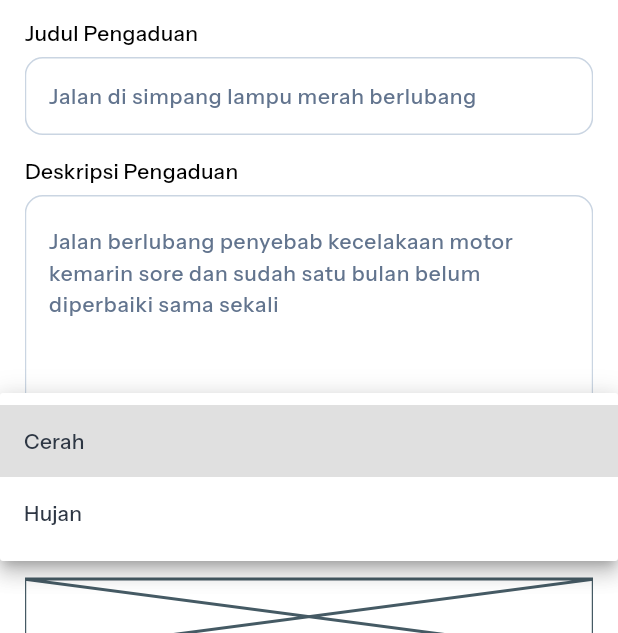
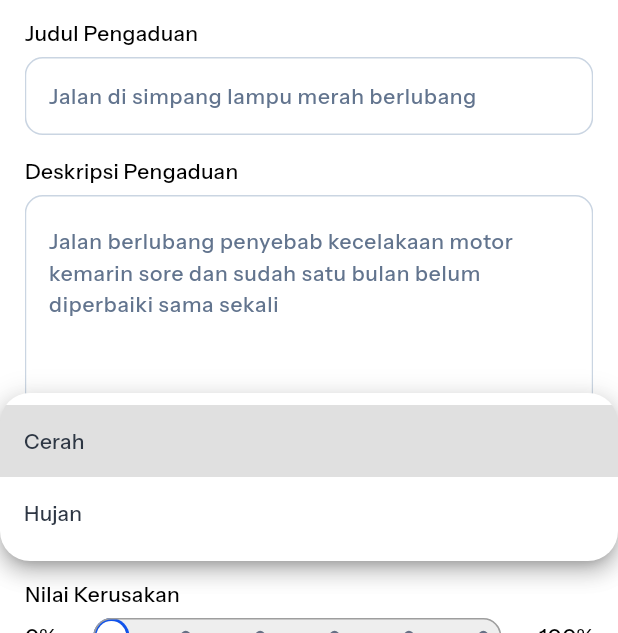
Before and after one commit to Hanhan-23/Balap-inV2Mobile, a Flutter app: the BuatLaporanPages screen opened directly, after a tap on "Pilih cuaca", on a phone screen of 412 x 824 dp, the part 603-1236 px from its top. Run offline on Flutter 3.47's test engine with Material 3 defaults, Android fonts, the phone set to English and light mode, and no system bars; our stand-ins replace awesome_bottom_bar, draggable_home, flutter_svg; project files that could hold a hidden picture were left out.

Commit message:
Update nilai kerusakan dan cuaca

```diff
--- a/frontend/lib/widgets/buatlaporan/cuacapengaduan.dart
+++ b/frontend/lib/widgets/buatlaporan/cuacapengaduan.dart
@@ -30,6 +30,7 @@ class _CuacaPengaduanState extends State<CuacaPengaduan> {
         SizedBox(
           height: 52,
           child: DropdownButtonFormField<String>(
+              borderRadius: BorderRadius.circular(20),
               icon: Icon(Icons.keyboard_arrow_down),
               dropdownColor: Colors.white,
               hint: const Text(
--- a/frontend/lib/widgets/buatlaporan/nilaikerusakan.dart
+++ b/frontend/lib/widgets/buatlaporan/nilaikerusakan.dart
@@ -8,8 +8,171 @@ class NilaiKerusakan extends StatefulWidget {
 }
 
 class _NilaiKerusakanState extends State<NilaiKerusakan> {
+  double _currentSliderValue = 0.0;
+
   @override
   Widget build(BuildContext context) {
-    return const Placeholder();
+     return Column(
+      mainAxisAlignment: MainAxisAlignment.spaceBetween,
+      crossAxisAlignment: CrossAxisAlignment.start,
+      children: [
+        const Text('Nilai Kerusakan',
+        style: TextStyle(
+            color: Colors.black,
+            fontFamily: 'Instrument-Sans',
+            fontWeight: FontWeight.w400,
+            fontSize: 14
+          ),
+        ),
+
+        SizedBox(
+          width: double.infinity,
+          height: 24,
+          child: Row(
+            spacing: 5,
+            mainAxisAlignment: MainAxisAlignment.spaceBetween,
+            children: [
+              const Text('0%',
+              style: TextStyle(
+                  color: Colors.black,
+                  fontFamily: 'Instrument-Sans',
+                  fontWeight: FontWeight.w400,
+                  fontSize: 14
+                ),
+              ),
+
+              Expanded(
+                child:  SliderTheme(
+                data: SliderTheme.of(context).copyWith(
+                  trackShape: CustomTrackShape(),
+                  valueIndicatorTextStyle: TextStyle(
+                    fontFamily: 'Instrument-Sans',
+                  ),
+                  padding: EdgeInsets.symmetric(horizontal: 10),
+                  valueIndicatorColor: Color.fromRGBO(17, 84, 237, 1),
+                  trackHeight: 24,
+                  thumbShape: RoundSliderThumbShape(enabledThumbRadius: 10),
+                  overlayShape: RoundSliderOverlayShape(overlayRadius: 24),
+                  activeTrackColor: Color.fromRGBO(17, 84, 237, 1),
+                  inactiveTrackColor: Colors.grey[200],
+                  thumbColor: Colors.white,
+                  overlayColor: Color.fromRGBO(17, 84, 237, 1),
+                  tickMarkShape: RoundSliderTickMarkShape(tickMarkRadius: 3.5),
+                  activeTickMarkColor: Color.fromRGBO(17, 84, 237, 1),
+                  inactiveTickMarkColor: Color.fromRGBO(102, 112, 133, 1),
+                ),
+                child: Slider(
+                  value: _currentSliderValue,
+                  min: 0.0,
+                  max: 1.0,
+                  divisions: 5,
+                  label: "${(_currentSliderValue * 100).toInt()}%",
+                  onChanged: (double value) {
+                    setState(() {
+                      _currentSliderValue = value;
+                    });
+                  },
+                ),
+              ),
+              ),
+
+              const Text('100%',
+              style: TextStyle(
+                  color: Colors.black,
+                  fontFamily: 'Instrument-Sans',
+                  fontWeight: FontWeight.w400,
+                  fontSize: 14
+                ),
+              ),
+            ],
+          ),
+        )
+      ],
+    );
   }
 }
+
+class CustomTrackShape extends RoundedRectSliderTrackShape {
+  @override
+  Rect getPreferredRect({
+    required RenderBox parentBox,
+    Offset offset = Offset.zero,
+    required SliderThemeData sliderTheme,
+    bool isEnabled = false,
+    bool isDiscrete = false,
+  }) {
+    final double trackHeight = sliderTheme.trackHeight ?? 0;
+    final double trackLeft = offset.dx + 10;
+    final double trackTop = offset.dy + (parentBox.size.height - trackHeight) / 2;
+    final double trackWidth = parentBox.size.width - 20;
+
+    return Rect.fromLTWH(trackLeft, trackTop, trackWidth, trackHeight);
+  }
+
+  @override
+  void paint(
+    PaintingContext context,
+    Offset offset, {
+    required RenderBox parentBox,
+    required SliderThemeData sliderTheme,
+    required Animation<double> enableAnimation,
+    required TextDirection textDirection,
+    required Offset thumbCenter,
+    Offset? secondaryOffset,
+    bool isDiscrete = false,
+    bool isEnabled = false,
+    double additionalActiveTrackHeight = 0,
+  }) {
+    final Rect trackRect = getPreferredRect(
+      parentBox: parentBox,
+      offset: offset,
+      sliderTheme: sliderTheme,
+      isEnabled: isEnabled,
+      isDiscrete: isDiscrete,
+    );
+
+    final radius = Radius.circular(trackRect.height / 2);
+
+    final inactivePaint = Paint()
+      ..color = sliderTheme.inactiveTrackColor!
+      ..style = PaintingStyle.fill;
+    context.canvas.drawRRect(
+      RRect.fromRectAndRadius(trackRect, radius),
+      inactivePaint,
+    );
+
+    final activePaint = Paint()
+      ..color = sliderTheme.activeTrackColor!
+      ..style = PaintingStyle.fill;
+
+    double activeTrackRight = thumbCenter.dx + 12;
+
+    activeTrackRight = activeTrackRight.clamp(trackRect.left, trackRect.right);
+
+    final activeRect = Rect.fromLTRB(
+      trackRect.left,
+      trackRect.top,
+      activeTrackRight,
+      trackRect.bottom,
+    );
+
+    context.canvas.drawRRect(
+      RRect.fromRectAndRadius(activeRect, radius),
+      activePaint,
+    );
+
+    // Draw border
+    final borderPaint = Paint()
+      ..color = Colors.grey.withValues(alpha: 128)
+      ..style = PaintingStyle.stroke
+      ..strokeWidth = 1.0
+      ..strokeCap = StrokeCap.round;
+    context.canvas.drawRRect(
+      RRect.fromRectAndRadius(
+        trackRect.inflate(-0.5),
+        radius,
+      ),
+      borderPaint,
+    );
+  }
+}
```
